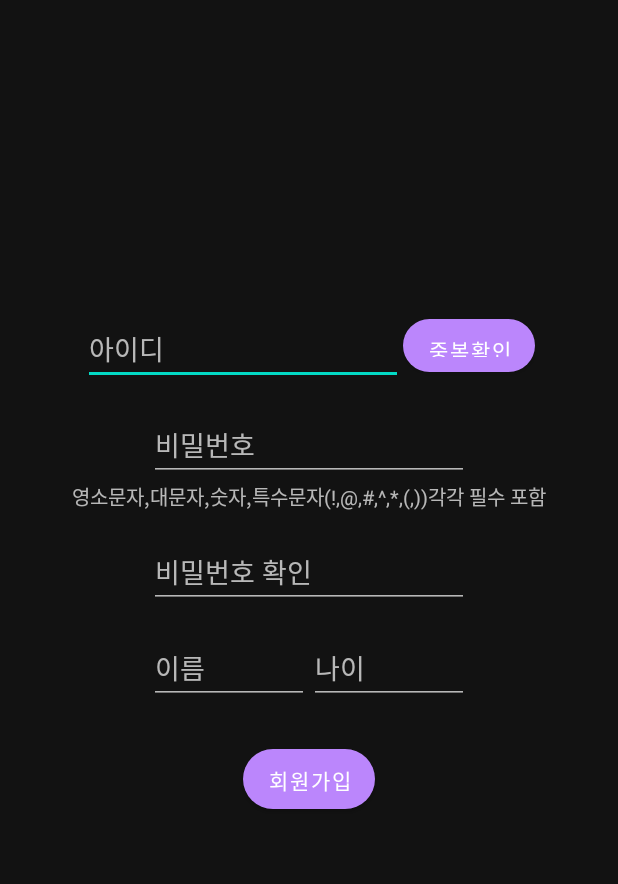
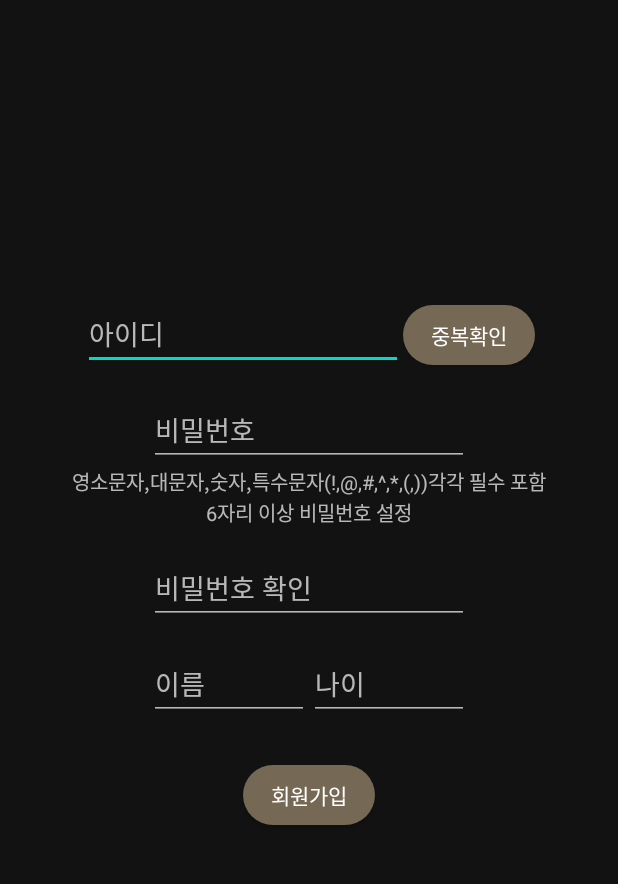
Before and after one commit to hyunse21/bookstorming, an Android app: the RegisterActivity screen opened directly, with no data from a screen before it, on a phone screen of 412 x 824 dp, the part 76-960 px from its top. Run offline under Robolectric (Android 15) with nearby library versions, the phone set to English and light mode, and no system bars; our stand-ins replace Volley; network calls fail.

```diff
--- a/app/src/main/java/edu/sungshin/bookstorming/GalleryActivity.java
+++ b/app/src/main/java/edu/sungshin/bookstorming/GalleryActivity.java
@@ -1,8 +1,10 @@
 package edu.sungshin.bookstorming;
 
+import android.app.Activity;
 import android.app.Dialog;
 import android.content.Context;
 import android.content.Intent;
+import android.content.SharedPreferences;
 import android.graphics.Bitmap;
 import android.graphics.BitmapFactory;
 import android.graphics.Color;
@@ -81,8 +83,6 @@
                 i.setFlags(Intent.FLAG_ACTIVITY_CLEAR_TOP|Intent.FLAG_ACTIVITY_SINGLE_TOP);
                 startActivity(i);
 
-                //Intent intent = new Intent(getApplicationContext(), MainActivity.class);
-                //startActivity(intent);
             }
 
         });
@@ -263,4 +263,5 @@
             return imageview;
         }
     }
+
 }
--- a/app/src/main/java/edu/sungshin/bookstorming/RegisterActivity.java
+++ b/app/src/main/java/edu/sungshin/bookstorming/RegisterActivity.java
@@ -101,6 +101,11 @@
                     return;
                 }
 
+                if(userPass.length()<6){
+                    Toast.makeText(getApplicationContext(), "6자리 이상의 비밀번호를 설정하세요", Toast.LENGTH_SHORT).show();
+                    return;
+                }
+
                 if(!userPass.equals(userPasscheck)){
                     Toast.makeText(getApplicationContext(), "비밀번호가 같지 않습니다", Toast.LENGTH_SHORT).show();
                     return;
@@ -118,6 +123,7 @@
                                 Toast.makeText(getApplicationContext(),"회원등록에 성공하였습니다.",Toast.LENGTH_SHORT).show();
                                 Intent intent=new Intent(RegisterActivity.this,LoginActivity.class);
                                 startActivity(intent);
+                                finish();
                             }else{
 
                                     Toast.makeText(getApplicationContext(), "회원등록에 실패하였습니다.", Toast.LENGTH_SHORT).show();
--- a/app/src/main/java/edu/sungshin/bookstorming/StartActivity.java
+++ b/app/src/main/java/edu/sungshin/bookstorming/StartActivity.java
@@ -16,6 +16,7 @@
 import android.widget.Button;
 import android.widget.EditText;
 import android.widget.ListView;
+import android.widget.TextView;
 import android.widget.Toast;
 
 import androidx.annotation.NonNull;
@@ -29,7 +30,8 @@
 
 public class StartActivity extends AppCompatActivity {
 
-    private EditText user_chat, user_edit;
+    private EditText user_chat;
+    private TextView user_edit;
     private Button user_next;
     private ListView chat_list;
     private Intent intent;
@@ -47,7 +49,7 @@
 
 
         user_chat = (EditText) findViewById(R.id.user_chat);
-        user_edit = (EditText) findViewById(R.id.user_edit);
+        user_edit = (TextView) findViewById(R.id.user_edit);
         user_next = (Button) findViewById(R.id.user_next);
         chat_list = (ListView) findViewById(R.id.chat_list);
 
--- a/app/src/main/java/edu/sungshin/bookstorming/TabHostActivity.java
+++ b/app/src/main/java/edu/sungshin/bookstorming/TabHostActivity.java
@@ -69,6 +69,7 @@
 
 
 
+
 //탭에서 액티비티를 사용할 수 있도록 인텐트 생성
         intent = new Intent().setClass(this, StartActivity.class);
         spec = tabHost.newTabSpec("Time"); // 객체를 생성
--- a/app/src/main/res/layout/activity_login.xml
+++ b/app/src/main/res/layout/activity_login.xml
@@ -15,6 +15,7 @@
         app:layout_constraintEnd_toEndOf="parent"
         app:layout_constraintStart_toStartOf="parent"
         app:layout_constraintTop_toTopOf="parent"/>
+
 
 
     <EditText
--- a/app/src/main/res/layout/activity_main.xml
+++ b/app/src/main/res/layout/activity_main.xml
@@ -9,7 +9,7 @@
 
 
     <androidx.appcompat.widget.SearchView
-        android:backgroundTint="@color/default_new_brown"
+        android:backgroundTint="@color/default_new_brown2"
         android:layout_width="match_parent"
         android:layout_height="wrap_content"
         android:id="@+id/animal_search_view"
--- a/app/src/main/res/layout/activity_register.xml
+++ b/app/src/main/res/layout/activity_register.xml
@@ -30,12 +30,12 @@
                 app:layout_constraintStart_toStartOf="parent"
                 app:layout_constraintTop_toTopOf="parent"
                 />
-            <Button
+            <android.widget.Button
                 android:textColor="@color/white"
                 android:background="@drawable/rounded"
                 android:backgroundTint="#756855"
                 android:layout_width="wrap_content"
-                android:layout_height="35dp"
+                android:layout_height="40dp"
                 android:id="@+id/checkid"
                 android:text="중복확인"
                 />
@@ -63,6 +63,12 @@
             android:layout_width="wrap_content"
             android:layout_height="wrap_content"
             android:text="영소문자,대문자,숫자,특수문자(!,@,#,^,*,(,))각각 필수 포함"
+            />
+        <TextView
+            android:textSize="13dp"
+            android:layout_width="wrap_content"
+            android:layout_height="wrap_content"
+            android:text="6자리 이상 비밀번호 설정"
             />
         <LinearLayout
             android:layout_width="wrap_content"
@@ -116,7 +122,7 @@
         >
     </LinearLayout>
 
-    <Button
+    <android.widget.Button
         android:layout_margin="30dp"
         android:id="@+id/btn_register"
         android:layout_width="wrap_content"
--- a/app/src/main/res/layout/activity_start.xml
+++ b/app/src/main/res/layout/activity_start.xml
@@ -40,7 +40,8 @@
                 android:background="@drawable/stroke"
                 android:padding="30dp">
 
-                <EditText
+                <TextView
+                    android:textColor="#756855"
                     android:id="@+id/user_edit"
                     android:layout_width="200dp"
                     android:layout_height="wrap_content"
@@ -54,6 +55,7 @@
                     android:textSize="18dp"/>
 
                 <EditText
+                    android:textColor="#756855"
                     android:id="@+id/user_chat"
                     android:layout_width="200dp"
                     android:layout_height="wrap_content"
--- a/app/src/main/res/values/colors.xml
+++ b/app/src/main/res/values/colors.xml
@@ -11,5 +11,6 @@
     <color name="white_brown">#BA8D63</color>
     <color name="default_brown">#756855</color>
     <color name="default_new_brown">#45756822</color>
+    <color name="default_new_brown2">#45756822</color>
 
 </resources>
--- a/app/src/main/res/values/themes.xml
+++ b/app/src/main/res/values/themes.xml
@@ -14,9 +14,8 @@
         <item name="android:textColor">@color/black</item>
     </style>
     <style name="TextAppearance.AppCompat.Widget.ActionBar.Title" parent="@android:style/TextAppearance">
-
         <item name="android:fontFamily">@font/dongle</item>
         <item name="android:textSize">30dp</item>
-        <item name="android:textColor">#756855</item>
+        <item name="android:textColor">@color/white</item>
     </style>
 </resources>
```
Also changed, not shown: app/src/main/java/edu/sungshin/bookstorming/LoginActivity.java (+27 -25 lines), app/src/main/java/edu/sungshin/bookstorming/MainActivity.java (+9 -1 lines), app/src/main/res/drawable/logosize.xml (added, +8 -0 lines).
